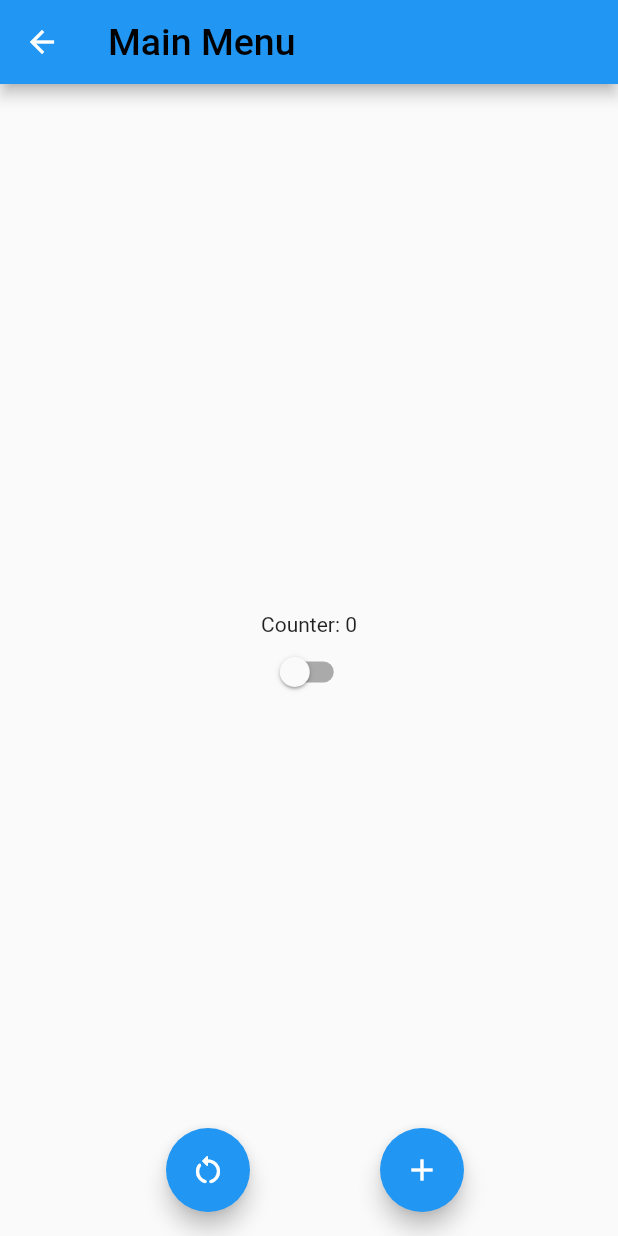
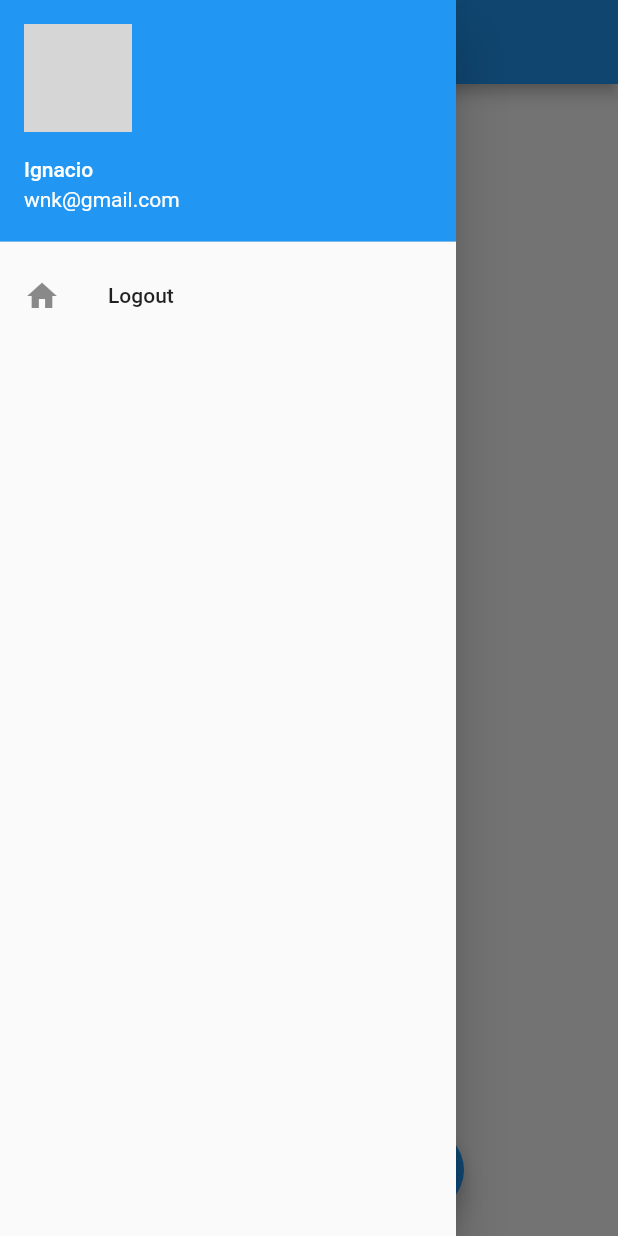
Before and after one commit to ignssj/flutter-test, a Flutter app: the HomePage screen opened by its route, with the side drawer open (before the commit the screen has no drawer), on a phone screen of 412 x 824 dp. Run offline on Flutter 3.47's test engine with Material 2 defaults, Android fonts, the phone set to English and light mode, and no system bars; network calls fail; grey boxes are pictures that could not be loaded.

```diff
--- a/main/lib/home_page.dart
+++ b/main/lib/home_page.dart
@@ -13,6 +13,27 @@ class HomePageState extends State<HomePage> {
   int count = 0;
   Widget build(BuildContext context) {
     return Scaffold(
+      drawer: Drawer(
+        child: Column(
+          children: [
+            UserAccountsDrawerHeader(
+                currentAccountPicture: ClipRRect(
+                  borderRadius: BorderRadius.circular(70),
+                  child: Image.network(
+                      'https://uploads.spiritfanfiction.com/fanfics/historias/202105/luz-da-minha-escuridao-imagine-obanai-iguro-22348778-220520212148.jpg'),
+                ),
+                accountName: Text('Ignacio'),
+                accountEmail: Text('wnk@gmail.com')),
+            ListTile(
+              title: Text('Logout'),
+              leading: Icon(Icons.home),
+              onTap: () {
+                Navigator.of(context).pushReplacementNamed('/');
+              },
+            )
+          ],
+        ),
+      ),
       appBar: AppBar(
         title: Text('Main Menu',
             style: TextStyle(
@@ -28,6 +49,7 @@ class HomePageState extends State<HomePage> {
             width: 40,
           ),
           FloatingActionButton(
+            heroTag: null,
             child: Icon(Icons.restart_alt_rounded),
             onPressed: () {
               setState(() {
```
Also changed, not shown: main/lib/login_page.dart (+10 -5 lines).
